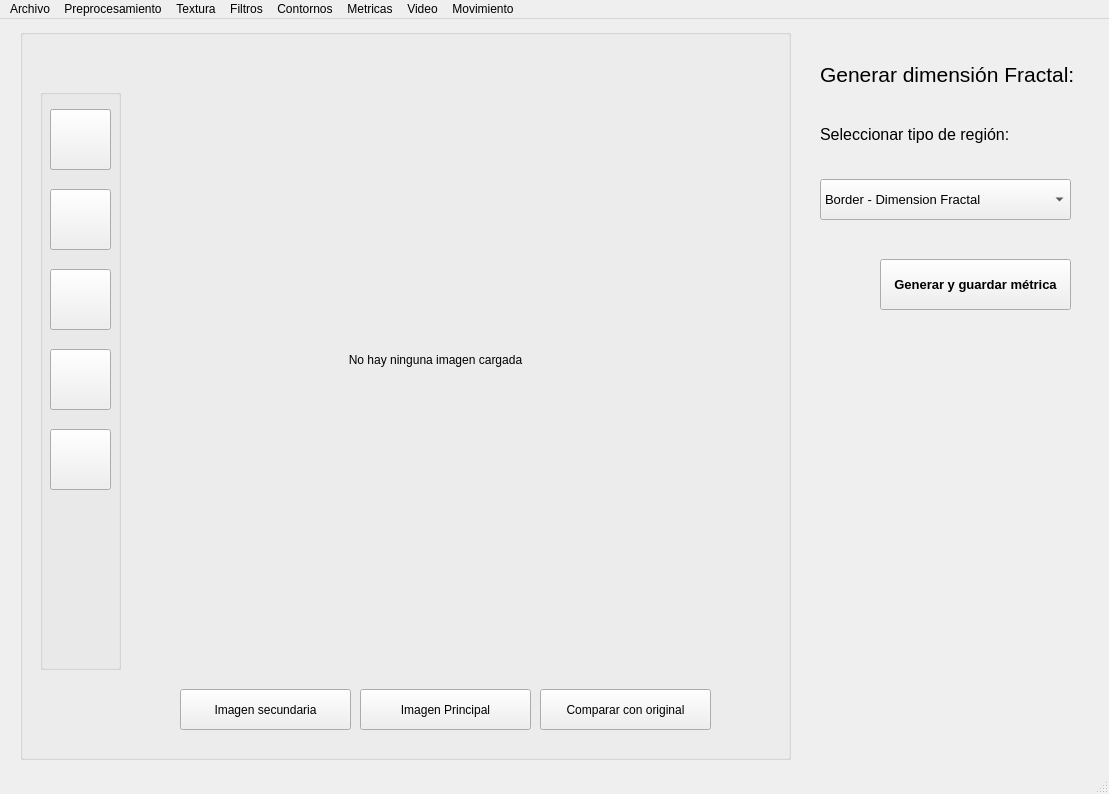
Old version of the form main_window.ui in the repository arodriguez1415/PF-SECRET.
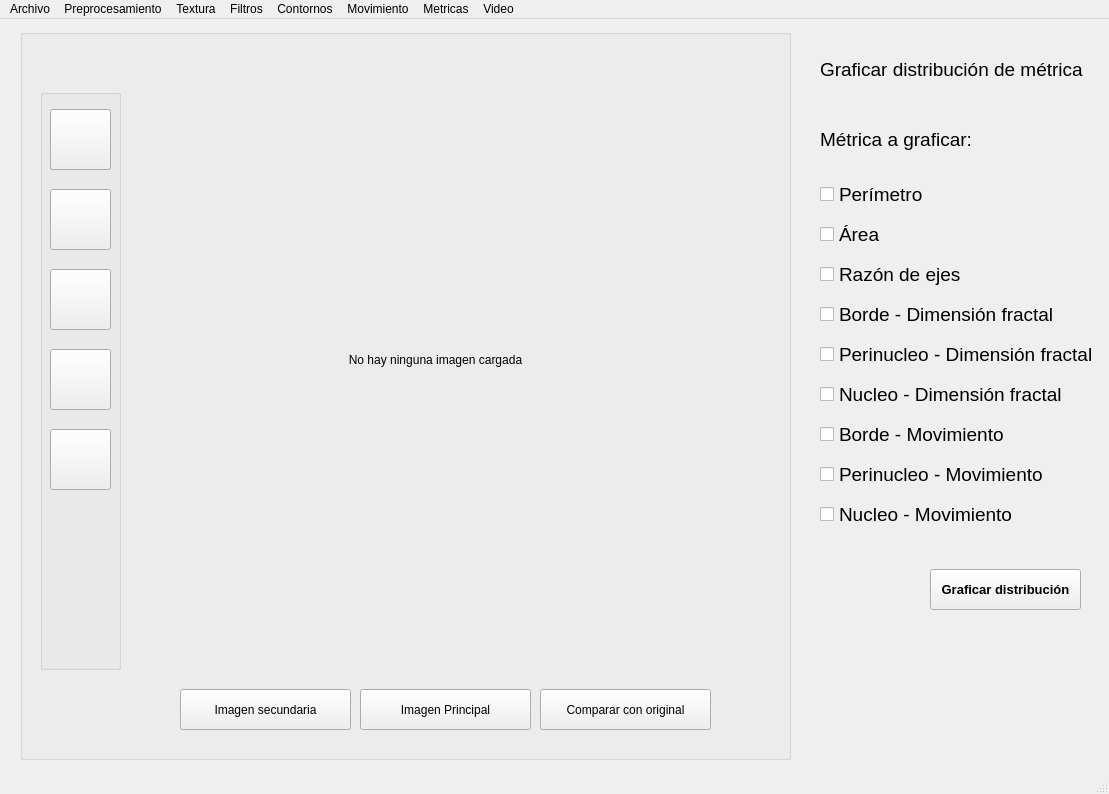
New version of the form. The open tabs and pages were chosen to show the change.

Commit message: moar metrics

What changed in the file:
```diff
--- a/main_window.ui
+++ b/main_window.ui
@@ -1386,7 +1386,7 @@
       </property>
       <item>
        <property name="text">
-        <string>Border - Dimension Fractal</string>
+        <string>Borde - Dimension Fractal</string>
        </property>
       </item>
       <item>
@@ -1754,6 +1754,226 @@
       </property>
      </widget>
     </widget>
+    <widget class="QWidget" name="plot_distribution_metrics_option">
+     <widget class="QLabel" name="plot_metrics_distribution_title">
+      <property name="geometry">
+       <rect>
+        <x>20</x>
+        <y>30</y>
+        <width>271</width>
+        <height>41</height>
+       </rect>
+      </property>
+      <property name="font">
+       <font>
+        <pointsize>14</pointsize>
+       </font>
+      </property>
+      <property name="text">
+       <string>Graficar distribución de métrica</string>
+      </property>
+     </widget>
+     <widget class="QLabel" name="plot_metrics_distribution_label">
+      <property name="geometry">
+       <rect>
+        <x>20</x>
+        <y>100</y>
+        <width>271</width>
+        <height>41</height>
+       </rect>
+      </property>
+      <property name="font">
+       <font>
+        <pointsize>14</pointsize>
+       </font>
+      </property>
+      <property name="text">
+       <string>Métrica a graficar:</string>
+      </property>
+     </widget>
+     <widget class="QCheckBox" name="plot_metrics_distribution_area_checkbox">
+      <property name="geometry">
+       <rect>
+        <x>20</x>
+        <y>200</y>
+        <width>151</width>
+        <height>31</height>
+       </rect>
+      </property>
+      <property name="font">
+       <font>
+        <pointsize>14</pointsize>
+       </font>
+      </property>
+      <property name="text">
+       <string>Área</string>
+      </property>
+     </widget>
+     <widget class="QCheckBox" name="plot_metrics_distribution_perimeter_checkbox">
+      <property name="geometry">
+       <rect>
+        <x>20</x>
+        <y>160</y>
+        <width>151</width>
+        <height>31</height>
+       </rect>
+      </property>
+      <property name="font">
+       <font>
+        <pointsize>14</pointsize>
+       </font>
+      </property>
+      <property name="text">
+       <string>Perímetro</string>
+      </property>
+     </widget>
+     <widget class="QCheckBox" name="plot_metrics_distribution_axis_rate_checkbox">
+      <property name="geometry">
+       <rect>
+        <x>20</x>
+        <y>240</y>
+        <width>151</width>
+        <height>31</height>
+       </rect>
+      </property>
+      <property name="font">
+       <font>
+        <pointsize>14</pointsize>
+       </font>
+      </property>
+      <property name="text">
+       <string>Razón de ejes</string>
+      </property>
+     </widget>
+     <widget class="QCheckBox" name="plot_metrics_distribution_fractal_border_checkbox">
+      <property name="geometry">
+       <rect>
+        <x>20</x>
+        <y>280</y>
+        <width>251</width>
+        <height>31</height>
+       </rect>
+      </property>
+      <property name="font">
+       <font>
+        <pointsize>14</pointsize>
+       </font>
+      </property>
+      <property name="text">
+       <string>Borde - Dimensión fractal</string>
+      </property>
+     </widget>
+     <widget class="QCheckBox" name="plot_metrics_distribution_fractal_perinuclear_checkbox">
+      <property name="geometry">
+       <rect>
+        <x>20</x>
+        <y>320</y>
+        <width>281</width>
+        <height>31</height>
+       </rect>
+      </property>
+      <property name="font">
+       <font>
+        <pointsize>14</pointsize>
+       </font>
+      </property>
+      <property name="text">
+       <string>Perinucleo - Dimensión fractal</string>
+      </property>
+     </widget>
+     <widget class="QCheckBox" name="plot_metrics_distribution_fractal_nuclear_checkbox">
+      <property name="geometry">
+       <rect>
+        <x>20</x>
+        <y>360</y>
+        <width>251</width>
+        <height>31</height>
+       </rect>
+      </property>
+      <property name="font">
+       <font>
+        <pointsize>14</pointsize>
+       </font>
+      </property>
+      <property name="text">
+       <string>Nucleo - Dimensión fractal</string>
+      </property>
+     </widget>
+     <widget class="QCheckBox" name="plot_metrics_distribution_movement_nuclear_checkbox">
+      <property name="geometry">
+       <rect>
+        <x>20</x>
+        <y>480</y>
+        <width>251</width>
+        <height>31</height>
+       </rect>
+      </property>
+      <property name="font">
+       <font>
+        <pointsize>14</pointsize>
+       </font>
+      </property>
+      <property name="text">
+       <string>Nucleo - Movimiento</string>
+      </property>
+     </widget>
+     <widget class="QCheckBox" name="plot_metrics_distribution_movement_border_checkbox">
+      <property name="geometry">
+       <rect>
+        <x>20</x>
+        <y>400</y>
+        <width>251</width>
+        <height>31</height>
+       </rect>
+      </property>
+      <property name="font">
+       <font>
+        <pointsize>14</pointsize>
+       </font>
+      </property>
+      <property name="text">
+       <string>Borde - Movimiento</string>
+      </property>
+     </widget>
+     <widget class="QCheckBox" name="plot_metrics_distribution_movement_perinuclear_checkbox">
+      <property name="geometry">
+       <rect>
+        <x>20</x>
+        <y>440</y>
+        <width>281</width>
+        <height>31</height>
+       </rect>
+      </property>
+      <property name="font">
+       <font>
+        <pointsize>14</pointsize>
+       </font>
+      </property>
+      <property name="text">
+       <string>Perinucleo - Movimiento</string>
+      </property>
+     </widget>
+     <widget class="QPushButton" name="plot_metrics_distribution_button">
+      <property name="geometry">
+       <rect>
+        <x>130</x>
+        <y>550</y>
+        <width>151</width>
+        <height>41</height>
+       </rect>
+      </property>
+      <property name="font">
+       <font>
+        <pointsize>10</pointsize>
+        <weight>75</weight>
+        <bold>true</bold>
+       </font>
+      </property>
+      <property name="text">
+       <string>Graficar distribución</string>
+      </property>
+     </widget>
+    </widget>
    </widget>
   </widget>
   <widget class="QStatusBar" name="statusbar"/>
@@ -1830,9 +2050,9 @@
    <addaction name="texture_menu"/>
    <addaction name="filters_menu"/>
    <addaction name="border_detection_menu"/>
+   <addaction name="movement_menu"/>
    <addaction name="metrics_menu"/>
    <addaction name="video_menu"/>
-   <addaction name="movement_menu"/>
   </widget>
   <action name="load_main_image_menu_option">
    <property name="text">
```
Left out of the diff: 17 changed lines with no effect on the pictures. The commit also changes 5 other files.
